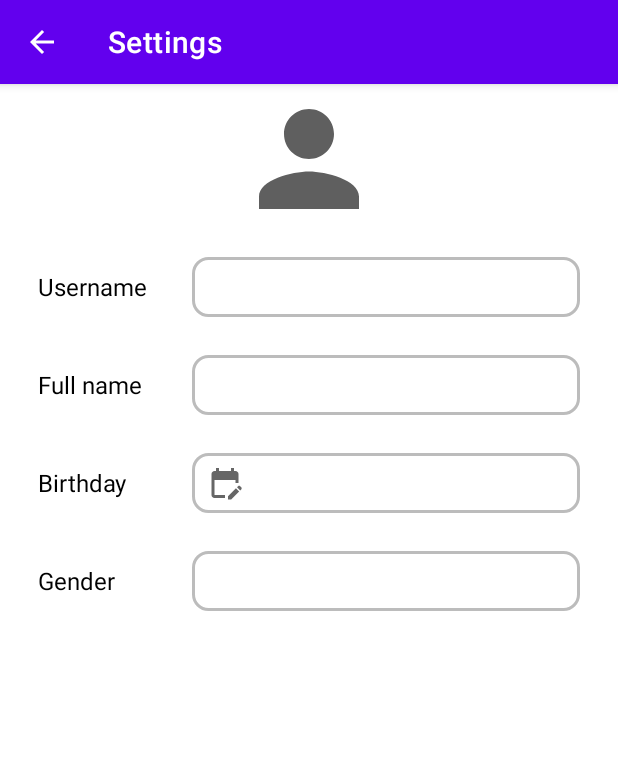
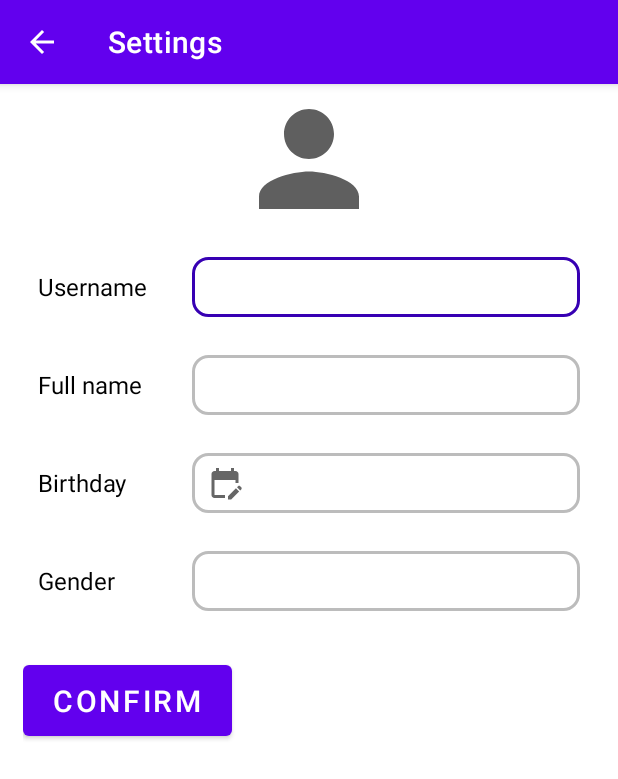
Before and after one commit to tanthokg/CSC13002_Intro2SE, an Android app: the SettingEditProfileActivity screen opened directly, with no data from a screen before it, on a phone screen of 412 x 824 dp. Shown: the top 779 px of the screen. Run offline under Robolectric (Android 15) with nearby library versions, the light colour scheme and no system bars; our stand-ins replace Firebase (no records; nobody signed in at launch, a user with empty details on screens opened directly).

Commit message:
handle update information for username and fullname

```diff
--- a/Sunshine/app/src/main/java/com/example/sunshine/user/SettingEditProfileActivity.java
+++ b/Sunshine/app/src/main/java/com/example/sunshine/user/SettingEditProfileActivity.java
@@ -7,6 +7,7 @@
 import android.content.DialogInterface;
 import android.content.Intent;
 import android.os.Bundle;
+import android.text.InputType;
 import android.util.Log;
 import android.view.MenuItem;
 import android.view.View;
@@ -26,7 +27,10 @@
 import com.example.sunshine.R;
 import com.example.sunshine.database.User;
 import com.google.android.gms.tasks.OnCompleteListener;
+import com.google.android.gms.tasks.OnFailureListener;
+import com.google.android.gms.tasks.OnSuccessListener;
 import com.google.android.gms.tasks.Task;
+import com.google.android.material.button.MaterialButton;
 import com.google.firebase.Timestamp;
 import com.google.firebase.auth.FirebaseAuth;
 import com.google.firebase.firestore.DocumentReference;
@@ -39,15 +43,17 @@
 
 public class SettingEditProfileActivity extends AppCompatActivity {
 
-    //private static final String[] gender = new String[] {"Male", "Female"};
-    //ArrayAdapter<String> adapter;
+    private static final String[] gender = new String[] {"Male", "Female"};
+    ArrayAdapter<String> adapter;
     FirebaseFirestore database;
     FirebaseAuth auth;
     ImageView imgAvt;
-    TextView usernameTv,fullNameTv,birthdayTv,genderTv;
-   // Spinner gender_options;
+    //TextView usernameTv,fullNameTv,birthdayTv,genderTv;
+    EditText usernameET,fullNameET,birthdayET;
+   Spinner gender_options;
     Context context;
     String _username, _fullName, _birthday;
+    MaterialButton confirmBtn;
 
     private boolean _gender;
 
@@ -61,17 +67,17 @@
         getSupportActionBar().setTitle("Settings");
         getSupportActionBar().setDisplayHomeAsUpEnabled(true);
         imgAvt = (ImageView) findViewById(R.id.imgAvatar);
-        usernameTv = (TextView)  findViewById(R.id.usernameBox);
+      //  usernameTv = (TextView)  findViewById(R.id.usernameBox);
+        usernameET = (EditText) findViewById(R.id.usernameBox);
+        fullNameET = (EditText) findViewById(R.id.fullnameBox);
+      //  genderET = (TextView)findViewById(R.id.genderBox);
+        confirmBtn =(MaterialButton) findViewById(R.id.confirmEditProfile);
 
-
-        fullNameTv = (TextView) findViewById(R.id.fullnameBox);
-        genderTv = (TextView)findViewById(R.id.genderBox);
-
-        //gender_options = (Spinner) findViewById(R.id.gender_option);
-     // adapter = new ArrayAdapter<String>(this, android.R.layout.simple_spinner_dropdown_item, gender);
-//        adapter.setDropDownViewResource(android.R.layout.simple_spinner_dropdown_item);
+        gender_options = (Spinner) findViewById(R.id.gender_option);
+     adapter = new ArrayAdapter<String>(this, android.R.layout.simple_spinner_dropdown_item, gender);
+//      adapter.setDropDownViewResource(android.R.layout.simple_spinner_dropdown_item);
 //        gender_options.setAdapter(adapter);
-        birthdayTv = (TextView) findViewById(R.id.birthdayBox);
+        birthdayET = (EditText) findViewById(R.id.birthdayBox);
 
         database = FirebaseFirestore.getInstance();
         auth = FirebaseAuth.getInstance();
@@ -104,16 +110,19 @@
                         _fullName = (String) document.getString("fullname");
                         _birthday = (String) document.getString("birthday");
                         _gender =  (Boolean) document.getBoolean("gender");
-                        usernameTv.setText(_username);
-                        fullNameTv.setText(_fullName);
-                        birthdayTv.setText(_birthday);
+//                        usernameTv.setText(_username);
+                        usernameET.setText(_username);
+                        fullNameET.setText(_fullName);
+                        birthdayET.setText(_birthday);
                         if (_gender)
                         {
-                            genderTv.setText("Male");
+                            gender_options.setAdapter(adapter);
+                            gender_options.setSelection(0);
                         }
                         else
                         {
-                            genderTv.setText("Female");
+                            gender_options.setAdapter(adapter);
+                            gender_options.setSelection(1);
                         }
 
 
@@ -125,6 +134,49 @@
                 }
             }
         });
+
+      confirmBtn.setOnClickListener(new View.OnClickListener() {
+
+          @Override
+
+          public void onClick(View v) {
+              _username = usernameET.getText().toString();
+              _fullName = fullNameET.getText().toString();
+
+              DocumentReference docRef = database.collection("User").document(userId);
+              docRef
+                      .update("username", _username)
+                      .addOnSuccessListener(new OnSuccessListener<Void>() {
+                          @Override
+                          public void onSuccess(Void aVoid) {
+                              Log.d(TAG, "Permission successfully!");
+                          }
+                      })
+                      .addOnFailureListener(new OnFailureListener() {
+                          @Override
+                          public void onFailure(@NonNull Exception e) {
+                              Log.w(TAG, "Error updating document", e);
+                          }
+                      });
+
+              docRef
+                      .update("fullname", _fullName)
+                      .addOnSuccessListener(new OnSuccessListener<Void>() {
+                          @Override
+                          public void onSuccess(Void aVoid) {
+                              Log.d(TAG, "Permission successfully!");
+                          }
+                      })
+                      .addOnFailureListener(new OnFailureListener() {
+                          @Override
+                          public void onFailure(@NonNull Exception e) {
+                              Log.w(TAG, "Error updating document", e);
+                          }
+                      });
+          }
+      });
+
+
 
 
 
--- a/Sunshine/app/src/main/res/layout/user_setting_edit_profile.xml
+++ b/Sunshine/app/src/main/res/layout/user_setting_edit_profile.xml
@@ -23,15 +23,16 @@
         android:orientation="horizontal"
         android:layout_marginTop="5dp"
         android:padding="10dp">
+
         <TextView
             android:layout_width="0dp"
             android:layout_height="wrap_content"
+            android:layout_gravity="center_vertical"
             android:layout_weight="2"
             android:text="@string/username"
-            android:textSize="16sp"
             android:textColor="@color/black"
-            android:layout_gravity="center_vertical"/>
-        <TextView
+            android:textSize="16sp" />
+        <EditText
             android:layout_width="0dp"
             android:layout_height="40dp"
             android:layout_weight="5"
@@ -39,8 +40,7 @@
             android:background="@drawable/custom_edittext"
             android:textSize="16sp"
             android:padding="10dp"
-            android:onClick="onClick"
-            android:clickable="true"/>
+            />
     </LinearLayout>
     <LinearLayout
         android:layout_width="match_parent"
@@ -56,7 +56,7 @@
             android:textSize="16sp"
             android:textColor="@color/black"
             android:layout_gravity="center_vertical"/>
-        <TextView
+        <EditText
             android:layout_width="0dp"
             android:layout_height="40dp"
             android:layout_weight="5"
@@ -64,8 +64,7 @@
             android:background="@drawable/custom_edittext"
             android:textSize="16sp"
             android:padding="10dp"
-            android:onClick="onClick"
-            android:clickable="true"/>
+            />
     </LinearLayout>
     <LinearLayout
         android:layout_width="match_parent"
@@ -81,7 +80,7 @@
             android:textSize="16sp"
             android:textColor="@color/black"
             android:layout_gravity="center_vertical"/>
-        <TextView
+        <EditText
             android:layout_width="0dp"
             android:layout_height="40dp"
             android:layout_weight="5"
@@ -110,26 +109,27 @@
             android:textSize="16sp"
             android:textColor="@color/black"
             android:layout_gravity="center_vertical"/>
-        <TextView
+
+        <Spinner
             android:layout_width="0dp"
             android:layout_height="40dp"
             android:layout_weight="5"
-            android:id="@+id/genderBox"
+            android:spinnerMode="dropdown"
+            android:dropDownWidth="match_parent"
+            android:id="@+id/gender_option"
             android:background="@drawable/custom_edittext"
-            android:padding="10dp"
-            android:textSize="16sp"
-            android:onClick="onClick"
-            android:clickable="true"/>
-<!--        <Spinner-->
-<!--            android:layout_width="0dp"-->
-<!--            android:layout_height="40dp"-->
-<!--            android:layout_weight="5"-->
-<!--            android:spinnerMode="dropdown"-->
-<!--            android:dropDownWidth="match_parent"-->
-<!--            android:id="@+id/gender_option"-->
-<!--            android:background="@drawable/custom_edittext"-->
-<!--            >-->
-<!--            <requestFocus />-->
-<!--        </Spinner>-->
+            >
+            <requestFocus />
+        </Spinner>
     </LinearLayout>
+    <com.google.android.material.button.MaterialButton
+        android:id="@+id/confirmEditProfile"
+        android:layout_width="wrap_content"
+        android:layout_height="wrap_content"
+        android:layout_centerHorizontal="true"
+        android:layout_marginTop="20dp"
+        android:paddingHorizontal="20dp"
+        android:paddingVertical="10dp"
+        android:text="Confirm"
+        android:textSize="20sp" />
 </LinearLayout>
```
